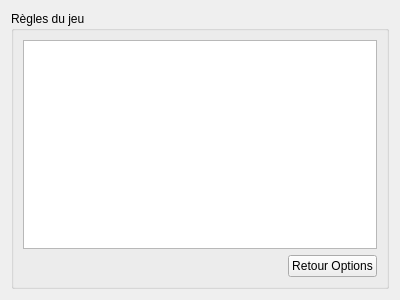
Before: the Qt Designer form StreetCar/StreetCar/RulesOption.ui in paboccard/Projet_Prog_Jeu, drawn with Qt 5.
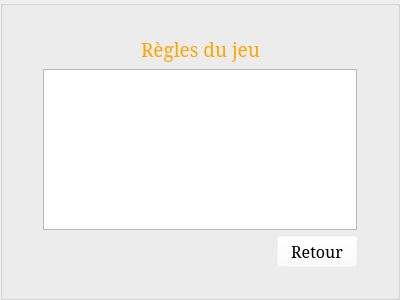
After: the same form once the commit is applied. Icons and pictures are not drawn.

Patch:
```diff
--- a/StreetCar/StreetCar/RulesOption.ui
+++ b/StreetCar/StreetCar/RulesOption.ui
@@ -13,13 +13,84 @@
   <property name="windowTitle">
    <string>Form</string>
   </property>
+  <property name="styleSheet">
+   <string notr="true">#groupBox {
+	border-image: url(:/images/menu_fond);
+}
+
+#label {
+	color: orange;
+}
+
+QPushButton {
+	background-color: rgba(255, 255, 255, 0);
+}</string>
+  </property>
   <layout class="QVBoxLayout" name="verticalLayout">
+   <property name="margin">
+    <number>0</number>
+   </property>
    <item>
     <widget class="QGroupBox" name="groupBox">
      <property name="title">
-      <string>Règles du jeu</string>
+      <string/>
      </property>
      <layout class="QVBoxLayout" name="verticalLayout_2">
+      <property name="leftMargin">
+       <number>40</number>
+      </property>
+      <property name="topMargin">
+       <number>30</number>
+      </property>
+      <property name="rightMargin">
+       <number>40</number>
+      </property>
+      <property name="bottomMargin">
+       <number>30</number>
+      </property>
+      <item>
+       <layout class="QHBoxLayout" name="horizontalLayout">
+        <item>
+         <spacer name="horizontalSpacer_2">
+          <property name="orientation">
+           <enum>Qt::Horizontal</enum>
+          </property>
+          <property name="sizeHint" stdset="0">
+           <size>
+            <width>40</width>
+            <height>20</height>
+           </size>
+          </property>
+         </spacer>
+        </item>
+        <item>
+         <widget class="QLabel" name="label">
+          <property name="font">
+           <font>
+            <family>Serif</family>
+            <pointsize>14</pointsize>
+           </font>
+          </property>
+          <property name="text">
+           <string>Règles du jeu</string>
+          </property>
+         </widget>
+        </item>
+        <item>
+         <spacer name="horizontalSpacer_3">
+          <property name="orientation">
+           <enum>Qt::Horizontal</enum>
+          </property>
+          <property name="sizeHint" stdset="0">
+           <size>
+            <width>40</width>
+            <height>20</height>
+           </size>
+          </property>
+         </spacer>
+        </item>
+       </layout>
+      </item>
       <item>
        <widget class="QListView" name="listView"/>
       </item>
@@ -40,8 +111,14 @@
         </item>
         <item>
          <widget class="QPushButton" name="buttonBack">
+          <property name="font">
+           <font>
+            <family>Serif</family>
+            <pointsize>12</pointsize>
+           </font>
+          </property>
           <property name="text">
-           <string>Retour Options</string>
+           <string>Retour</string>
           </property>
          </widget>
         </item>
```
